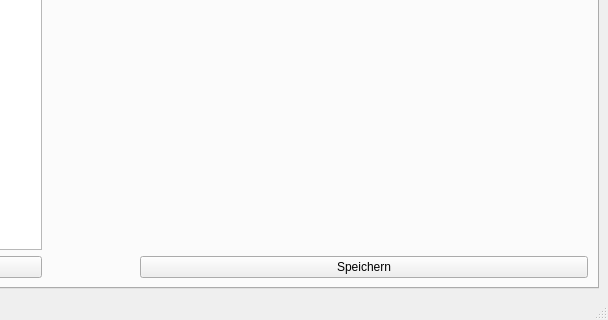
Before: the Qt Designer form ebl_coords/frontend/ui_files/main_gui.ui in delimarr/ip6_ebl_coords, drawn with Qt 5; both pictures show x 578 to 1186 and y 635 to 955 of the 1186 by 955 pixel window.
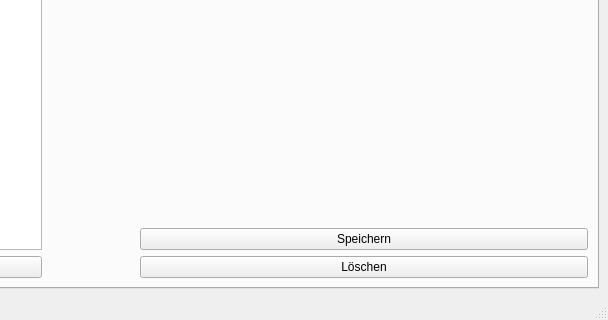
After: the same form once the commit is applied. The open tabs and pages were chosen to show the change.

Commit message: added delete Button for Kanten

Patch:
```diff
--- a/ebl_coords/frontend/ui_files/main_gui.ui
+++ b/ebl_coords/frontend/ui_files/main_gui.ui
@@ -472,6 +472,13 @@
             <item row="2" column="1">
              <widget class="QDoubleSpinBox" name="strecken_distance_sb"/>
             </item>
+            <item row="5" column="1">
+             <widget class="QPushButton" name="strecken_delete_btn">
+              <property name="text">
+               <string>Löschen</string>
+              </property>
+             </widget>
+            </item>
            </layout>
           </widget>
          </widget>
```
Left out of the diff: 4 changed lines with no effect on the pictures. The commit also changes 1 other file.
